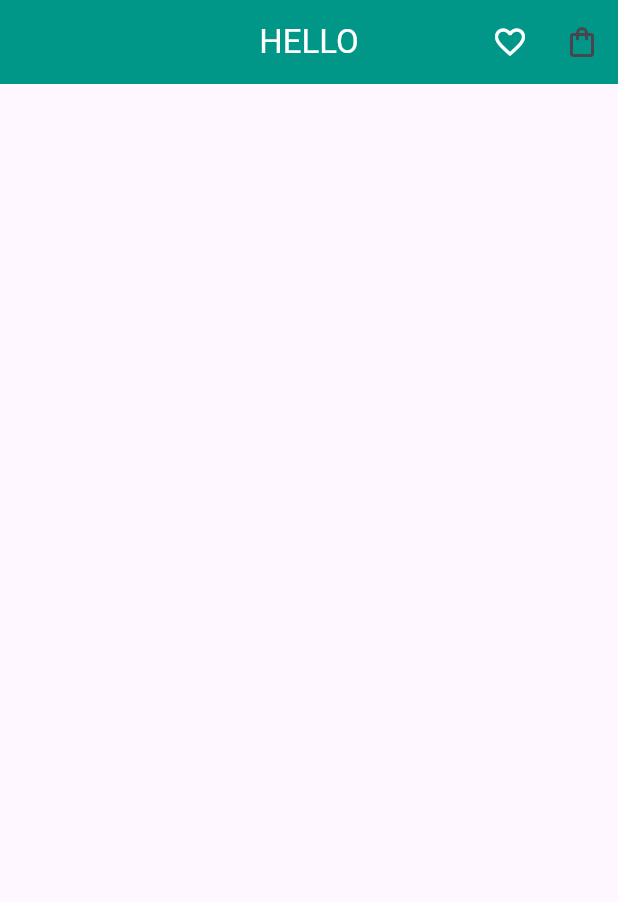
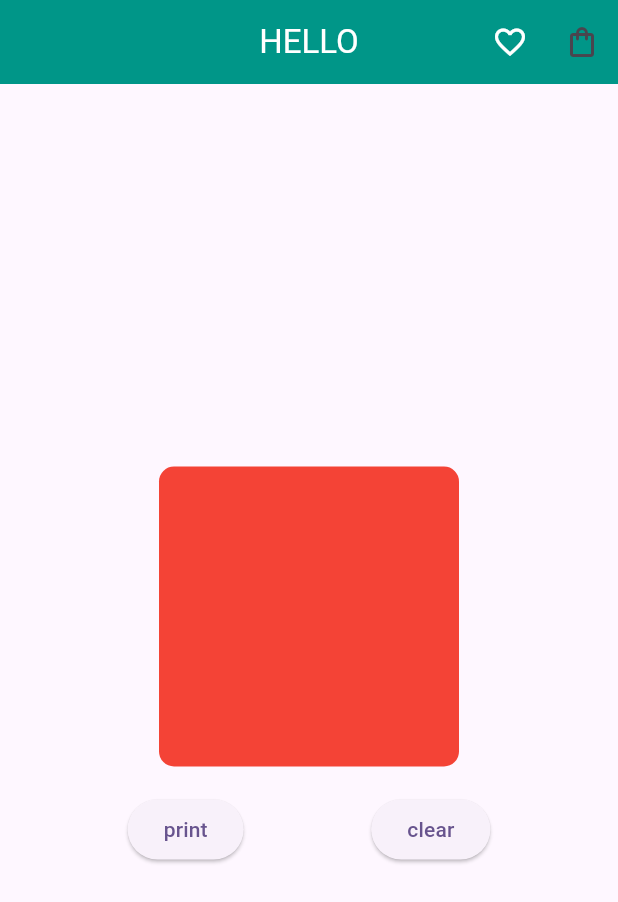
Before and after one commit to RAGHU990/bloc, a Flutter app: the screen it shows after launch, on a phone screen of 412 x 824 dp. Shown: the top 902 px of the screen. Run offline on Flutter 3.47's test engine with Material 3 defaults, Android fonts, the phone set to English and light mode, and no system bars; our stand-ins replace bloc, flutter_bloc.

```diff
--- a/lib/features/cart/bloc/cart_bloc.dart
+++ b/lib/features/cart/bloc/cart_bloc.dart
@@ -7,7 +7,6 @@ part 'cart_state.dart';
 class CartBloc extends Bloc<CartEvent, CartState> {
   CartBloc() : super(CartInitial()) {
     on<CartEvent>((event, emit) {
-      // TODO: implement event handler
     });
   }
 }
--- a/lib/features/home/bloc/home_bloc.dart
+++ b/lib/features/home/bloc/home_bloc.dart
@@ -8,12 +8,22 @@ part 'home_state.dart';
 
 class HomeBloc extends Bloc<HomeEvent, HomeState> {
   HomeBloc() : super(HomeInitial()) {
+    on<HomeInitialEvent>(homeInitialEvent);
     on<HomeProductWishlistButtonClickedEvent>(
         homeProductWishlistButtonClickedEvent);
     on<HomeProductCartButtonClickedEvent>(homeProductCartButtonClickedEvent);
     on<HomeProductCartButtonNavigateEvent>(homeProductCartButtonNavigateEvent);
     on<HomeProductWishlistButtonNavigateEvent>(
         homeProductWishlistButtonNavigateEvent);
+    on<HomePrintHelloWorldEvent>(homePrintHelloWorldEvent);
+    on<HomeClearHelloWorldEvent>(homeClearHelloWorldEvent);
+  }
+
+  FutureOr<void> homeInitialEvent(
+      HomeInitialEvent event, Emitter<HomeState> emit) {
+    emit(HomeLoadingState());
+    Future.delayed(Duration(seconds: 3));
+    emit(HomeLoadedSuccessState());
   }
 
   FutureOr<void> homeProductWishlistButtonClickedEvent(
@@ -37,4 +47,14 @@ class HomeBloc extends Bloc<HomeEvent, HomeState> {
     print("Wishlist Navigate Clicked");
     emit(HomeNavtoWishlistPageActionState());
   }
+
+  FutureOr<void> homePrintHelloWorldEvent(
+      HomePrintHelloWorldEvent event, Emitter<HomeState> emit) {
+    emit(HomePrintHelloWorldPrintState("Hello World"));
+  }
+
+  FutureOr<void> homeClearHelloWorldEvent(
+      HomeClearHelloWorldEvent event, Emitter<HomeState> emit) {
+    emit(HomePrintHelloWorldPrintState(""));
+  }
 }
--- a/lib/features/home/bloc/home_event.dart
+++ b/lib/features/home/bloc/home_event.dart
@@ -2,6 +2,8 @@ part of 'home_bloc.dart';
 
 @immutable
 sealed class HomeEvent {}
+
+class HomeInitialEvent extends HomeEvent {}
 
 class HomeProductWishlistButtonClickedEvent extends HomeEvent {}
 
@@ -10,3 +12,7 @@ class HomeProductCartButtonClickedEvent extends HomeEvent {}
 class HomeProductCartButtonNavigateEvent extends HomeEvent {}
 
 class HomeProductWishlistButtonNavigateEvent extends HomeEvent {}
+
+class HomePrintHelloWorldEvent extends HomeEvent {}
+
+class HomeClearHelloWorldEvent extends HomeEvent {}
--- a/lib/features/home/bloc/home_state.dart
+++ b/lib/features/home/bloc/home_state.dart
@@ -16,3 +16,8 @@ final class HomeErrorState extends HomeState {}
 final class HomeNavtoWishlistPageActionState extends HomeActionState {}
 
 final class HomeNavtoCartPageActionState extends HomeActionState {}
+
+final class HomePrintHelloWorldPrintState extends HomeState {
+  final String message;
+  HomePrintHelloWorldPrintState(this.message);
+}
--- a/lib/features/home/ui/home.dart
+++ b/lib/features/home/ui/home.dart
@@ -1,5 +1,9 @@
+// ignore_for_file: unused_local_variable
+
 import 'package:flutter/material.dart';
+import 'package:flutter_application_1/features/cart/ui/cart.dart';
 import 'package:flutter_application_1/features/home/bloc/home_bloc.dart';
+import 'package:flutter_application_1/wishlist/ui/wishlist.dart';
 import 'package:flutter_bloc/flutter_bloc.dart';
 
 class Home extends StatelessWidget {
@@ -9,13 +13,26 @@ class Home extends StatelessWidget {
   @override
   Widget build(BuildContext context) {
     return BlocConsumer<HomeBloc, HomeState>(
-     bloc: homeBloc,
-    listenWhen: (previous, current) => !(current is HomeActionState),
-    buildWhen: (previous, current) => !(current is HomeActionState),
-    listener: (context, state) {
-      // Handle state changes here if needed
-    },
+      bloc: homeBloc,
+      listenWhen: (previous, current) => (current is HomeActionState),
+      buildWhen: (previous, current) => (current is! HomeActionState),
+      listener: (context, state) {
+        String displayText;
+
+        if (state is HomeNavtoWishlistPageActionState) {
+          Navigator.push(
+              context, MaterialPageRoute(builder: (context) => Wishlist()));
+        } else if (state is HomeNavtoCartPageActionState) {
+          Navigator.push(
+              context, MaterialPageRoute(builder: (context) => Cart()));
+        }
+      },
       builder: (context, state) {
+        String displayText = "";
+
+        if (state is HomePrintHelloWorldPrintState) {
+          displayText = state.message;
+        }
         return Scaffold(
           appBar: AppBar(
             backgroundColor: Colors.teal,
@@ -29,10 +46,10 @@ class Home extends StatelessWidget {
                 onPressed: () {
                   homeBloc.add(HomeProductWishlistButtonNavigateEvent());
                 },
-                icon: Icon(Icons.favorite_border ),
+                icon: Icon(Icons.favorite_border),
                 color: Colors.white,
               ),
-                IconButton(
+              IconButton(
                 onPressed: () {
                   homeBloc.add(HomeProductCartButtonNavigateEvent());
                 },
@@ -40,6 +57,51 @@ class Home extends StatelessWidget {
               ),
             ],
           ),
+          body: Column(
+            mainAxisAlignment: MainAxisAlignment.center,
+            children: [
+              Padding(
+                padding: const EdgeInsets.all(8.0),
+                child: Center(
+                  child: Container(
+                    height: 200,
+                    width: 200,
+                    child: Center(
+                      child: Text(
+                        displayText,
+                        style: TextStyle(color: Colors.white, fontSize: 30),
+                      ),
+                    ),
+                    decoration: BoxDecoration(
+                      color: Colors.red,
+                      borderRadius: BorderRadius.circular(10),
+                    ),
+                  ),
+                ),
+              ),
+              SizedBox(
+                height: 10,
+              ),
+              Row(
+                mainAxisAlignment: MainAxisAlignment.spaceEvenly,
+                children: [
+                  SizedBox(
+                    child: ElevatedButton(
+                      onPressed: () {
+                        homeBloc.add(HomePrintHelloWorldEvent());
+                      },
+                      child: Text("print"),
+                      style: ElevatedButton.styleFrom(),
+                    ),
+                  ),
+                  ElevatedButton(
+                    onPressed: () {homeBloc.add(HomeClearHelloWorldEvent() );},
+                    child: Text("clear"),
+                  ),
+                ],
+              )
+            ],
+          ),
         );
       },
     );
--- a/lib/wishlist/bloc/wishlist_bloc.dart
+++ b/lib/wishlist/bloc/wishlist_bloc.dart
@@ -7,7 +7,6 @@ part 'wishlist_state.dart';
 class WishlistBloc extends Bloc<WishlistEvent, WishlistState> {
   WishlistBloc() : super(WishlistInitial()) {
     on<WishlistEvent>((event, emit) {
-      // TODO: implement event handler
     });
   }
 }
```
Also changed, not shown: lib/features/cart/ui/cart.dart (added, +15 -0 lines), lib/wishlist/ui/wishlist.dart (+15 -0 lines).
